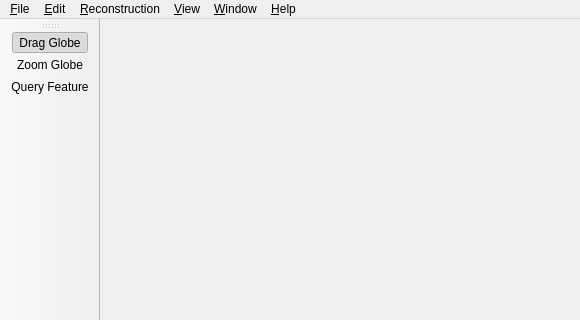
Above: src/qt-widgets/ViewportWindowUi.ui from GPlates/GPlates before the change; both pictures show x 0 to 580 and y 0 to 320 of the 580 by 600 pixel window. Below: the same form after it.
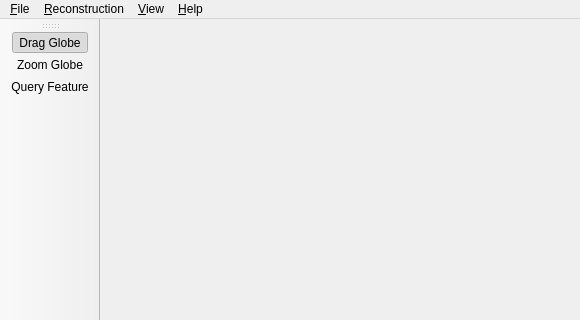
That is the form after the change. Icons and pictures are not drawn.

Commit message:
Replaced source:/gplates/trunk using source:/gplates/branches/ui-additions-2007-oct-19#1971 incorporating log:/gplates/branches/ui-additions-2007-oct-19#1877:1971 ([log:/gplates/trunk#1971:1971 No changes on trunk] since last update from trunk).
This is "[wiki:MergingInSubversion#Replacingonebranchwithanother replacing one branch with another]". The command used was:
{{{
svn merge http://svn.gplates.org/gplates/trunk@1971 http://svn.gplates.org/gplates/branches/ui-additions-2007-oct-19@1971
}}}
from inside the root directory of a working copy of the trunk.

Patch:
```diff
--- a/src/qt-widgets/ViewportWindowUi.ui
+++ b/src/qt-widgets/ViewportWindowUi.ui
@@ -49,14 +49,6 @@
     </property>
     <addaction name="action_Quit" />
    </widget>
-   <widget class="QMenu" name="menu_Edit" >
-    <property name="title" >
-     <string>&amp;Edit</string>
-    </property>
-    <addaction name="action_Cut" />
-    <addaction name="action_Copy" />
-    <addaction name="action_Paste" />
-   </widget>
    <widget class="QMenu" name="menu_Reconstruction" >
     <property name="title" >
      <string>&amp;Reconstruction</string>
@@ -69,13 +61,6 @@
     <addaction name="separator" />
     <addaction name="action_Animate" />
    </widget>
-   <widget class="QMenu" name="menu_Window" >
-    <property name="title" >
-     <string>&amp;Window</string>
-    </property>
-    <addaction name="action_Docks" />
-    <addaction name="action_File_Errors" />
-   </widget>
    <widget class="QMenu" name="menu_View" >
     <property name="title" >
      <string>&amp;View</string>
@@ -86,10 +71,8 @@
     <addaction name="action_Reset_Zoom_Level" />
    </widget>
    <addaction name="menu_File" />
-   <addaction name="menu_Edit" />
    <addaction name="menu_Reconstruction" />
    <addaction name="menu_View" />
-   <addaction name="menu_Window" />
    <addaction name="menu_Help" />
   </widget>
   <widget class="QStatusBar" name="statusbar" />
```
Left out of the diff: 4 changed lines with no effect on the pictures. The commit also changes 5 other files.
